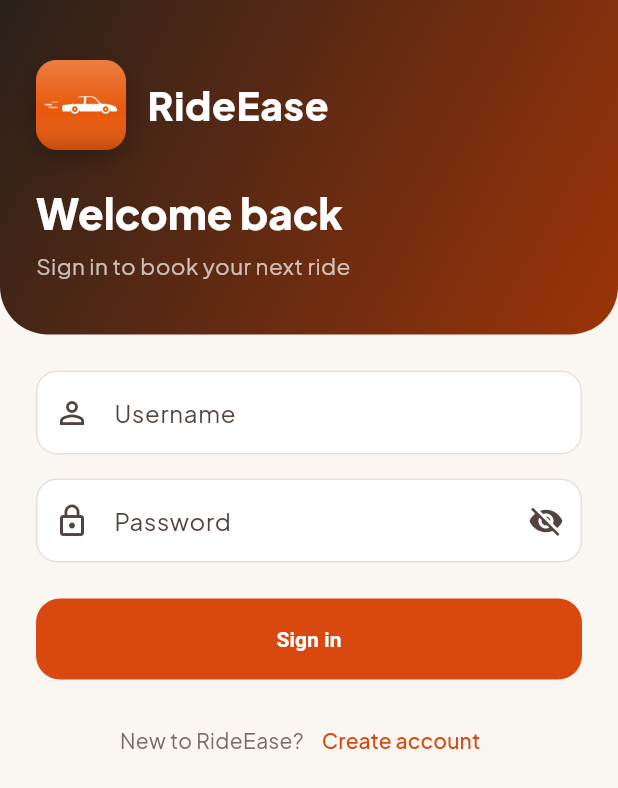
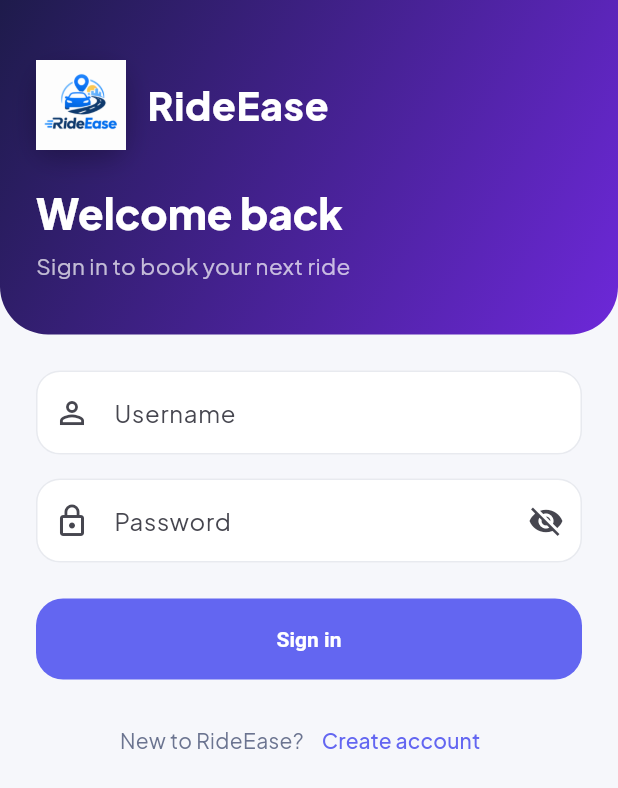
Before and after one commit to melekzaalouni/RideEase_car_Rental_managment_System, a Flutter app: the screen it shows after launch, on a phone screen of 412 x 824 dp. Shown: the top 788 px of the screen. Run offline on Flutter 3.47's test engine with Material 3 defaults, Android fonts, the phone set to English and light mode, and no system bars; our stand-ins replace dio, flutter_riverpod, flutter_secure_storage, go_router, google_fonts, image_picker and 2 more.

Commit message:
Update RideEase UI and theme

```diff
--- a/rideease_mobile/lib/app.dart
+++ b/rideease_mobile/lib/app.dart
@@ -2,6 +2,7 @@ import 'package:flutter/material.dart';
 import 'package:flutter_riverpod/flutter_riverpod.dart';
 import 'core/router.dart';
 import 'core/theme.dart';
+import 'core/theme_controller.dart';
 
 class RideEaseApp extends ConsumerWidget {
   const RideEaseApp({super.key});
@@ -13,7 +14,7 @@ class RideEaseApp extends ConsumerWidget {
       debugShowCheckedModeBanner: false,
       theme: buildTheme(Brightness.light),
       darkTheme: buildTheme(Brightness.dark),
-      themeMode: ThemeMode.system,
+      themeMode: ref.watch(themeModeProvider),
       routerConfig: ref.watch(routerProvider),
     );
   }
--- a/rideease_mobile/lib/core/theme.dart
+++ b/rideease_mobile/lib/core/theme.dart
@@ -1,18 +1,25 @@
 import 'package:flutter/material.dart';
 import 'package:google_fonts/google_fonts.dart';
 
+/// Modern indigo / cyan palette on slate neutrals. Works in light and dark mode.
 class AppColors {
-  static const primary = Color(0xFFD9480F); // burnt orange
-  static const accent = Color(0xFFF59F00); // amber
-  static const ink = Color(0xFF1F1A17);
-  static const surface = Color(0xFFFAF7F2);
-  static const border = Color(0xFFE8E0D6);
-  static const muted = Color(0xFF756D64);
-  static const success = Color(0xFF2F9E44);
-  static const warning = Color(0xFFF08C00);
-  static const danger = Color(0xFFE03131);
-  static const heroStart = Color(0xFF2A211B); // dark espresso
-  static const heroEnd = Color(0xFF9C3408); // rust
+  static const primary = Color(0xFF6366F1); // indigo
+  static const accent = Color(0xFF22D3EE); // cyan
+  static const ink = Color(0xFF0F172A); // slate 900
+  static const surface = Color(0xFFF6F7FB);
+  // Translucent on purpose: reads as a soft line on white and on dark cards.
+  static const border = Color(0x338A94AD);
+  static const muted = Color(0xFF6B7490);
+  static const success = Color(0xFF16A34A);
+  static const warning = Color(0xFFF59E0B);
+  static const danger = Color(0xFFE5484D);
+  static const heroStart = Color(0xFF1E1B4B); // deep indigo
+  static const heroEnd = Color(0xFF6D28D9); // violet
+
+  // Dark theme surfaces
+  static const darkSurface = Color(0xFF0B1020);
+  static const darkCard = Color(0xFF131A30);
+  static const darkSnack = Color(0xFF263049);
 }
 
 class AppSpacing {
@@ -35,15 +42,16 @@ ThemeData buildTheme(Brightness b) {
     primary: AppColors.primary,
     secondary: AppColors.accent,
     onPrimary: Colors.white,
-    surface: dark ? const Color(0xFF17120F) : AppColors.surface,
+    surface: dark ? AppColors.darkSurface : AppColors.surface,
+    outlineVariant: AppColors.border,
   );
   final base = ThemeData(useMaterial3: true, colorScheme: scheme, brightness: b);
-  final cardColor = dark ? const Color(0xFF231C18) : Colors.white;
-  final borderColor = dark ? const Color(0xFF3A2F28) : AppColors.border;
+  final cardColor = dark ? AppColors.darkCard : Colors.white;
+  const borderColor = AppColors.border;
   final text = GoogleFonts.plusJakartaSansTextTheme(base.textTheme);
 
   OutlineInputBorder ob(Color c, [double w = 1]) => OutlineInputBorder(
-        borderRadius: BorderRadius.circular(14),
+        borderRadius: BorderRadius.circular(16),
         borderSide: BorderSide(color: c, width: w),
       );
 
@@ -52,6 +60,7 @@ ThemeData buildTheme(Brightness b) {
     scaffoldBackgroundColor: scheme.surface,
     appBarTheme: AppBarTheme(
       backgroundColor: scheme.surface,
+      surfaceTintColor: Colors.transparent,
       elevation: 0,
       scrolledUnderElevation: 0,
       titleTextStyle: text.titleLarge?.copyWith(
@@ -60,12 +69,14 @@ ThemeData buildTheme(Brightness b) {
       ),
     ),
     cardTheme: CardThemeData(
-      elevation: 0,
+      elevation: dark ? 0 : 2,
+      shadowColor: const Color(0x1A0F172A),
+      surfaceTintColor: Colors.transparent,
       margin: EdgeInsets.zero,
       color: cardColor,
       shape: RoundedRectangleBorder(
-        borderRadius: BorderRadius.circular(20),
-        side: BorderSide(color: borderColor),
+        borderRadius: BorderRadius.circular(24),
+        side: const BorderSide(color: borderColor),
       ),
     ),
     inputDecorationTheme: InputDecorationTheme(
@@ -74,33 +85,60 @@ ThemeData buildTheme(Brightness b) {
       contentPadding: const EdgeInsets.all(16),
       border: ob(borderColor),
       enabledBorder: ob(borderColor),
-      focusedBorder: ob(AppColors.primary, 1.6),
+      focusedBorder: ob(AppColors.primary, 1.8),
       errorBorder: ob(AppColors.danger),
-      focusedErrorBorder: ob(AppColors.danger, 1.6),
+      focusedErrorBorder: ob(AppColors.danger, 1.8),
     ),
     filledButtonTheme: FilledButtonThemeData(
       style: FilledButton.styleFrom(
         minimumSize: const Size(88, 54),
-        shape: RoundedRectangleBorder(borderRadius: BorderRadius.circular(16)),
+        elevation: 0,
+        shape: RoundedRectangleBorder(borderRadius: BorderRadius.circular(18)),
         textStyle: const TextStyle(fontWeight: FontWeight.w700),
       ),
     ),
     outlinedButtonTheme: OutlinedButtonThemeData(
       style: OutlinedButton.styleFrom(
         minimumSize: const Size(88, 54),
-        shape: RoundedRectangleBorder(borderRadius: BorderRadius.circular(16)),
-        side: BorderSide(color: borderColor),
+        shape: RoundedRectangleBorder(borderRadius: BorderRadius.circular(18)),
+        side: const BorderSide(color: borderColor),
         textStyle: const TextStyle(fontWeight: FontWeight.w700),
       ),
     ),
+    floatingActionButtonTheme: const FloatingActionButtonThemeData(
+      backgroundColor: AppColors.primary,
+      foregroundColor: Colors.white,
+    ),
     navigationBarTheme: NavigationBarThemeData(
-      height: 68,
+      height: 70,
+      elevation: 0,
+      surfaceTintColor: Colors.transparent,
       backgroundColor: cardColor,
-      indicatorColor: AppColors.primary.withValues(alpha: 0.12),
-      labelTextStyle: WidgetStateProperty.all(const TextStyle(fontWeight: FontWeight.w600, fontSize: 12)),
+      indicatorColor: AppColors.primary.withValues(alpha: dark ? 0.28 : 0.14),
+      indicatorShape: const StadiumBorder(),
+      iconTheme: WidgetStateProperty.resolveWith(
+        (states) => IconThemeData(
+          color: states.contains(WidgetState.selected) ? AppColors.primary : AppColors.muted,
+        ),
+      ),
+      labelTextStyle: WidgetStateProperty.resolveWith(
+        (states) => TextStyle(
+          fontWeight: FontWeight.w700,
+          fontSize: 12,
+          color: states.contains(WidgetState.selected) ? AppColors.primary : AppColors.muted,
+        ),
+      ),
+    ),
+    bottomSheetTheme: BottomSheetThemeData(
+      backgroundColor: cardColor,
+      surfaceTintColor: Colors.transparent,
+      showDragHandle: true,
+      shape: const RoundedRectangleBorder(borderRadius: BorderRadius.vertical(top: Radius.circular(28))),
     ),
     chipTheme: base.chipTheme.copyWith(
-      shape: StadiumBorder(side: BorderSide(color: borderColor)),
+      shape: const StadiumBorder(side: BorderSide(color: borderColor)),
+      selectedColor: AppColors.primary.withValues(alpha: dark ? 0.30 : 0.16),
+      showCheckmark: false,
     ),
   );
 }
```
Also changed, not shown: rideease_mobile/lib/core/theme_controller.dart (added, +49 -0 lines), rideease_mobile/lib/core/widgets/common.dart (+6 -4 lines), rideease_mobile/lib/features/profile/profile_screen.dart (+43 -0 lines), rideease_mobile/lib/features/vehicles/vehicle_card.dart (+39 -10 lines), rideease_mobile/lib/features/vehicles/vehicles_screen.dart (+8 -1 lines), rideease_mobile/assets/images/logo.png, rideease_mobile/assets/logo.png (added).
